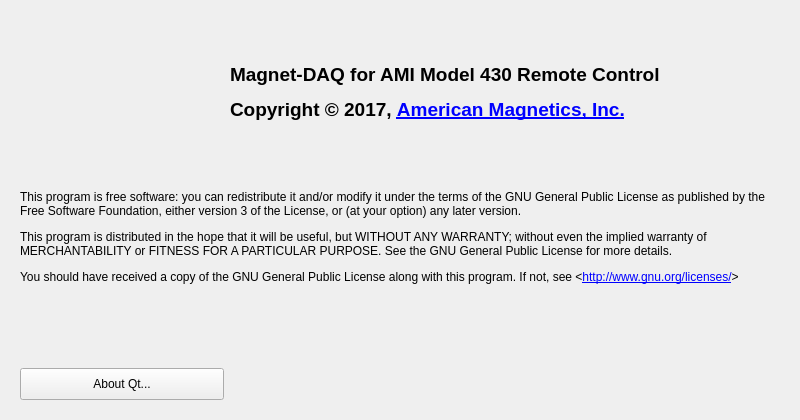
Old version of the form Magnet-DAQ/aboutdialog.ui in the repository American-Magnetics-Inc/magnet-daq.
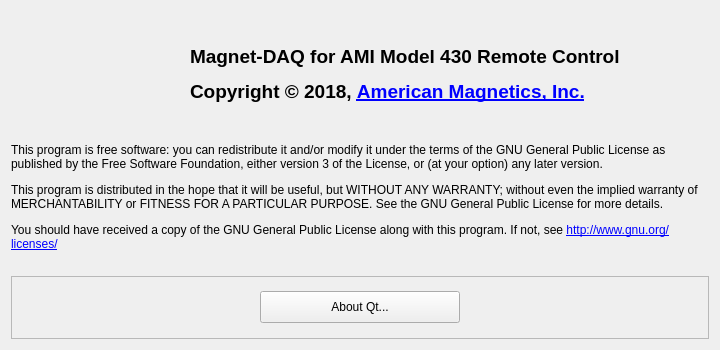
New version of the form. Icons and pictures are not drawn.

Commit message: Includes version 2.55/3.05 firmware updates for Model 430; includes new Python-compatible scripting function (parser.cpp); adds integrated Help file.

```diff
--- a/Magnet-DAQ/aboutdialog.ui
+++ b/Magnet-DAQ/aboutdialog.ui
@@ -9,8 +9,8 @@
    <rect>
     <x>0</x>
     <y>0</y>
-    <width>800</width>
-    <height>420</height>
+    <width>720</width>
+    <height>350</height>
    </rect>
   </property>
   <property name="font">
@@ -22,24 +22,18 @@
   <property name="windowTitle">
    <string>About Magnet-DAQ</string>
   </property>
-  <layout class="QGridLayout" name="gridLayout">
-   <property name="leftMargin">
-    <number>20</number>
-   </property>
-   <property name="rightMargin">
-    <number>20</number>
-   </property>
-   <property name="bottomMargin">
-    <number>20</number>
-   </property>
-   <property name="verticalSpacing">
-    <number>16</number>
-   </property>
+  <property name="autoFillBackground">
+   <bool>false</bool>
+  </property>
+  <property name="styleSheet">
+   <string notr="true"/>
+  </property>
+  <layout class="QGridLayout" name="gridLayout" rowstretch="2,2,1" columnstretch="1,3">
    <item row="0" column="1">
     <widget class="QLabel" name="appname">
      <property name="minimumSize">
       <size>
-       <width>550</width>
+       <width>350</width>
        <height>0</height>
       </size>
      </property>
@@ -50,7 +44,7 @@
       </font>
      </property>
      <property name="text">
-      <string>&lt;html&gt;&lt;head/&gt;&lt;body&gt;&lt;p&gt;&lt;span style=&quot; font-size:14pt;&quot;&gt;Magnet-DAQ for AMI Model 430 Remote Control&lt;/span&gt;&lt;/p&gt;&lt;p&gt;&lt;span style=&quot; font-size:14pt;&quot;&gt;Copyright © 2017, &lt;/span&gt;&lt;a href=&quot;http://www.americanmagnetics.com&quot;&gt;&lt;span style=&quot; font-size:14pt; text-decoration: underline; color:#0000ff;&quot;&gt;American Magnetics, Inc.&lt;/span&gt;&lt;/a&gt;&lt;/p&gt;&lt;/body&gt;&lt;/html&gt;</string>
+      <string>&lt;html&gt;&lt;head/&gt;&lt;body&gt;&lt;p&gt;&lt;span style=&quot; font-size:14pt;&quot;&gt;Magnet-DAQ for AMI Model 430 Remote Control&lt;/span&gt;&lt;/p&gt;&lt;p&gt;&lt;span style=&quot; font-size:14pt;&quot;&gt;Copyright © 2018, &lt;/span&gt;&lt;a href=&quot;http://www.americanmagnetics.com&quot;&gt;&lt;span style=&quot; font-size:14pt; text-decoration: underline; color:#0000ff;&quot;&gt;American Magnetics, Inc.&lt;/span&gt;&lt;/a&gt;&lt;/p&gt;&lt;/body&gt;&lt;/html&gt;</string>
      </property>
      <property name="alignment">
       <set>Qt::AlignLeading|Qt::AlignLeft|Qt::AlignVCenter</set>
@@ -62,8 +56,13 @@
    </item>
    <item row="1" column="0" colspan="2">
     <widget class="QLabel" name="license">
+     <property name="font">
+      <font>
+       <pointsize>9</pointsize>
+      </font>
+     </property>
      <property name="text">
-      <string>&lt;html&gt;&lt;head/&gt;&lt;body&gt;&lt;p&gt;This program is free software: you can redistribute it and/or modify it under the terms of the GNU General Public License as published by the Free Software Foundation, either version 3 of the License, or (at your option) any later version.&lt;/p&gt;&lt;p&gt;This program is distributed in the hope that it will be useful, but WITHOUT ANY WARRANTY; without even the implied warranty of MERCHANTABILITY or FITNESS FOR A PARTICULAR PURPOSE. See the GNU General Public License for more details.&lt;/p&gt;&lt;p&gt;You should have received a copy of the GNU General Public License along with this program. If not, see &amp;lt;&lt;a href=&quot;http://www.gnu.org/licenses/&quot;&gt;&lt;span style=&quot; text-decoration: underline; color:#0000ff;&quot;&gt;http://www.gnu.org/licenses/&lt;/span&gt;&lt;/a&gt;&amp;gt;&lt;/p&gt;&lt;/body&gt;&lt;/html&gt;</string>
+      <string>&lt;html&gt;&lt;head/&gt;&lt;body&gt;&lt;p&gt;This program is free software: you can redistribute it and/or modify it under the terms of the GNU General Public License as published by the Free Software Foundation, either version 3 of the License, or (at your option) any later version.&lt;/p&gt;&lt;p&gt;This program is distributed in the hope that it will be useful, but WITHOUT ANY WARRANTY; without even the implied warranty of MERCHANTABILITY or FITNESS FOR A PARTICULAR PURPOSE. See the GNU General Public License for more details.&lt;/p&gt;&lt;p&gt;You should have received a copy of the GNU General Public License along with this program. If not, see &lt;a href=&quot;http://www.gnu.org/licenses/&quot;&gt;&lt;span style=&quot; text-decoration: underline; color:#0000ff;&quot;&gt;http://www.gnu.org/licenses/&lt;/span&gt;&lt;/a&gt;&lt;/p&gt;&lt;/body&gt;&lt;/html&gt;</string>
      </property>
      <property name="alignment">
       <set>Qt::AlignLeading|Qt::AlignLeft|Qt::AlignTop</set>
@@ -73,6 +72,40 @@
      </property>
     </widget>
    </item>
+   <item row="2" column="0" colspan="2">
+    <widget class="QFrame" name="frame">
+     <property name="autoFillBackground">
+      <bool>false</bool>
+     </property>
+     <property name="frameShape">
+      <enum>QFrame::StyledPanel</enum>
+     </property>
+     <property name="frameShadow">
+      <enum>QFrame::Raised</enum>
+     </property>
+     <layout class="QHBoxLayout" name="horizontalLayout">
+      <item>
+       <widget class="QPushButton" name="aboutQtButton">
+        <property name="minimumSize">
+         <size>
+          <width>0</width>
+          <height>32</height>
+         </size>
+        </property>
+        <property name="maximumSize">
+         <size>
+          <width>200</width>
+          <height>16777215</height>
+         </size>
+        </property>
+        <property name="text">
+         <string>About Qt...</string>
+        </property>
+       </widget>
+      </item>
+     </layout>
+    </widget>
+   </item>
    <item row="0" column="0">
     <widget class="QLabel" name="logo">
      <property name="text">
@@ -84,18 +117,8 @@
      <property name="alignment">
       <set>Qt::AlignCenter</set>
      </property>
-    </widget>
-   </item>
-   <item row="2" column="0">
-    <widget class="QPushButton" name="aboutQtButton">
-     <property name="minimumSize">
-      <size>
-       <width>0</width>
-       <height>32</height>
-      </size>
-     </property>
-     <property name="text">
-      <string>About Qt...</string>
+     <property name="margin">
+      <number>0</number>
      </property>
     </widget>
    </item>
```
Left out of the diff: 3 changed lines with no effect on the pictures. The commit also changes 73 other files.
